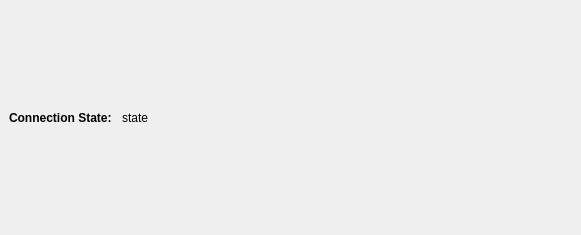
First picture: the form in CommunicationModule/CommunicationUI/ui/VideoSessionWidget.ui, repository realXtend/tundra, before the edit.
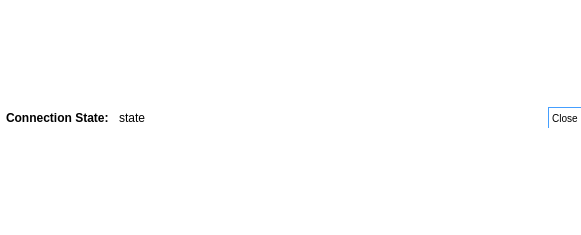
Second picture: the form after the edit.

Commit message: * Video ui and it working with VoiceSession better. You can set if you want to send audio/video. * Still not getting actual video inside the comms widget, thats next.

What changed in the file:
```diff
--- a/CommunicationModule/CommunicationUI/ui/VideoSessionWidget.ui
+++ b/CommunicationModule/CommunicationUI/ui/VideoSessionWidget.ui
@@ -13,6 +13,12 @@
   <property name="windowTitle">
    <string>VideoSessionWidget</string>
   </property>
+  <property name="styleSheet">
+   <string>QWidget#MainFrame {
+	background-color: rgb(255, 255, 255);
+	color: rgb(0,0,0);
+}</string>
+  </property>
   <layout class="QVBoxLayout" name="verticalLayout">
    <property name="spacing">
     <number>0</number>
@@ -32,7 +38,7 @@
       <item>
        <layout class="QVBoxLayout" name="mainVerticalLayout">
         <property name="margin">
-         <number>9</number>
+         <number>0</number>
         </property>
         <item>
          <layout class="QHBoxLayout" name="horizontalLayout">
@@ -41,6 +47,12 @@
           </property>
           <item>
            <widget class="QLabel" name="statusTitleLabel">
+            <property name="sizePolicy">
+             <sizepolicy hsizetype="Preferred" vsizetype="Fixed">
+              <horstretch>0</horstretch>
+              <verstretch>0</verstretch>
+             </sizepolicy>
+            </property>
             <property name="minimumSize">
              <size>
               <width>0</width>
@@ -59,13 +71,25 @@
               <bold>true</bold>
              </font>
             </property>
+            <property name="styleSheet">
+             <string>color: rgb(0,0,0);</string>
+            </property>
             <property name="text">
              <string>Connection State:</string>
             </property>
+            <property name="indent">
+             <number>6</number>
+            </property>
            </widget>
           </item>
           <item>
            <widget class="QLabel" name="statusLabel">
+            <property name="sizePolicy">
+             <sizepolicy hsizetype="Preferred" vsizetype="Fixed">
+              <horstretch>0</horstretch>
+              <verstretch>0</verstretch>
+             </sizepolicy>
+            </property>
             <property name="minimumSize">
              <size>
               <width>0</width>
@@ -78,6 +102,9 @@
               <height>15</height>
              </size>
             </property>
+            <property name="styleSheet">
+             <string>color: rgb(0,0,0);</string>
+            </property>
             <property name="text">
              <string>state</string>
             </property>
@@ -96,6 +123,60 @@
             </property>
            </spacer>
           </item>
+          <item>
+           <widget class="QPushButton" name="pushButton">
+            <property name="styleSheet">
+             <string>QPushButton {
+	font-size: 10px;
+	color: rgb(0,0,0);
+	padding: 0px;
+	padding-right: 3px;
+	padding-left: 3px;
+	min-height: 20px;
+	max-height: 20px;
+	border: 0px;
+	border-color: rgba(0, 0, 0, 0);
+	border-top: 1px solid rgb(69, 159, 255);
+	border-left: 1px solid rgb(69, 159, 255);
+	border-radius: 0px;
+	background-color: rgb(255, 255, 255);
+}
+
+QPushButton:hover {
+	font-size: 10px;
+	color: rgb(0,0,0);
+	padding: 0px;
+	padding-right: 3px;
+	padding-left: 3px;
+	min-height: 20px;
+	max-height: 20px;
+	border: 0px;
+	border-color: rgba(0, 0, 0, 0);
+	border-top: 1px solid rgb(69, 159, 255);
+	border-left: 1px solid rgb(69, 159, 255);
+	border-radius: 0px;
+	background-color: qlineargradient(spread:pad, x1:0.006, y1:0, x2:0, y2:1, stop:0.142045 rgba(229, 234, 243, 255), stop:0.295455 rgba(209, 215, 221, 255), stop:0.744318 rgba(178, 183, 196, 255), stop:1 rgba(222, 227, 236, 255));
+}
+
+QPushButton::pressed {
+	color: rgb(0,0,0);
+	padding-right: 3px;
+	padding-left: 3px;
+	min-height: 20px;
+	max-height: 20px;
+	border: 0px;
+	border-color: rgba(0, 0, 0, 0);
+	border-top: 1px solid rgb(69, 159, 255);
+	border-left: 1px solid rgb(69, 159, 255);
+	border-radius: 0px;
+	background-color: rgb(207, 207, 207);
+}</string>
+            </property>
+            <property name="text">
+             <string>Close</string>
+            </property>
+           </widget>
+          </item>
          </layout>
         </item>
        </layout>
```
The commit also changes 8 other files.
